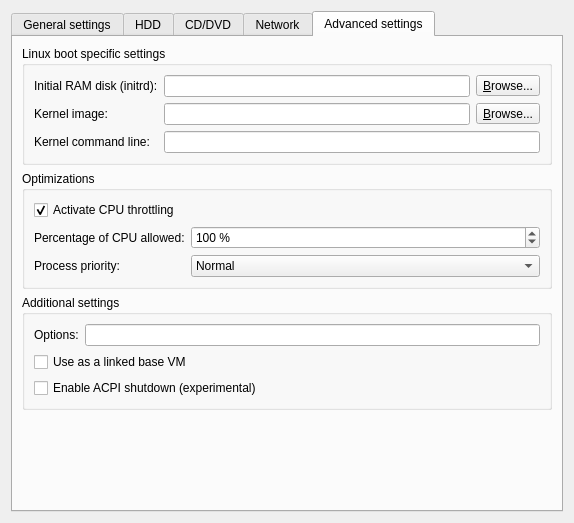
First picture: the form in gns3/modules/qemu/ui/qemu_vm_configuration_page.ui, repository mpplab/MNSS, before the edit.
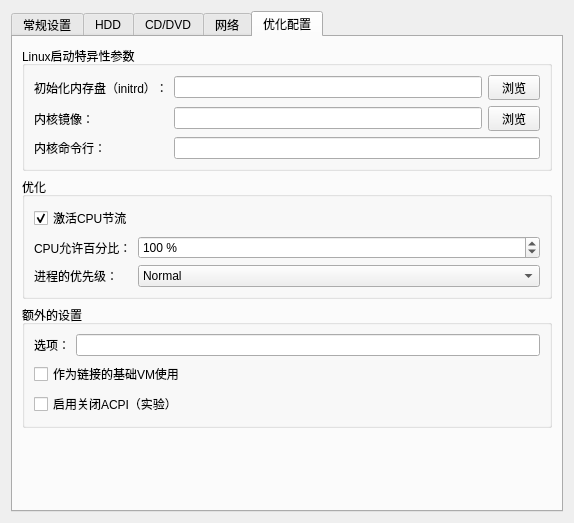
Second picture: the form after the edit. The open tabs and pages were chosen to show the change.

Diff of the .ui file:
```diff
--- a/gns3/modules/qemu/ui/qemu_vm_configuration_page.ui
+++ b/gns3/modules/qemu/ui/qemu_vm_configuration_page.ui
@@ -21,7 +21,7 @@
      </property>
      <widget class="QWidget" name="uiGeneralSettingsTab">
       <attribute name="title">
-       <string>General settings</string>
+       <string>常规设置</string>
       </attribute>
       <layout class="QGridLayout" name="gridLayout_4">
        <item row="4" column="0">
@@ -470,7 +470,7 @@
      </widget>
      <widget class="QWidget" name="uiNetworkTab">
       <attribute name="title">
-       <string>Network</string>
+       <string>网络</string>
       </attribute>
       <layout class="QGridLayout" name="gridLayout_5">
        <item row="6" column="1">
@@ -591,64 +591,64 @@
      </widget>
      <widget class="QWidget" name="uiAdvancedSettingsTab">
       <attribute name="title">
-       <string>Advanced settings</string>
+       <string>优化配置</string>
       </attribute>
       <layout class="QVBoxLayout" name="verticalLayout_2">
        <item>
         <widget class="QGroupBox" name="uiLinuxBootGroupBox">
          <property name="title">
-          <string>Linux boot specific settings</string>
+          <string>Linux启动特异性参数</string>
          </property>
          <layout class="QGridLayout" name="gridLayout_2">
-          <item row="1" column="1">
-           <widget class="QLineEdit" name="uiKernelImageLineEdit"/>
-          </item>
-          <item row="2" column="0">
-           <widget class="QLabel" name="uiKernelCommandLineLabel">
-            <property name="text">
-             <string>Kernel command line:</string>
-            </property>
-           </widget>
-          </item>
-          <item row="0" column="0">
-           <widget class="QLabel" name="uiInitrdLabel">
-            <property name="text">
-             <string>Initial RAM disk (initrd):</string>
-            </property>
-           </widget>
+          <item row="2" column="1" colspan="2">
+           <widget class="QLineEdit" name="uiKernelCommandLineEdit"/>
           </item>
           <item row="1" column="0">
            <widget class="QLabel" name="uiKernelImageLabel">
             <property name="text">
-             <string>Kernel image:</string>
+             <string>内核镜像：</string>
+            </property>
+           </widget>
+          </item>
+          <item row="0" column="0">
+           <widget class="QLabel" name="uiInitrdLabel">
+            <property name="text">
+             <string>初始化内存盘（initrd）：</string>
             </property>
            </widget>
           </item>
           <item row="0" column="1">
            <widget class="QLineEdit" name="uiInitrdLineEdit"/>
           </item>
-          <item row="0" column="2">
-           <widget class="QToolButton" name="uiInitrdToolButton">
-            <property name="text">
-             <string>&amp;Browse...</string>
-            </property>
-            <property name="toolButtonStyle">
-             <enum>Qt::ToolButtonTextOnly</enum>
-            </property>
-           </widget>
-          </item>
           <item row="1" column="2">
            <widget class="QToolButton" name="uiKernelImageToolButton">
             <property name="text">
-             <string>&amp;Browse...</string>
+             <string>  浏览  </string>
             </property>
             <property name="toolButtonStyle">
              <enum>Qt::ToolButtonTextOnly</enum>
             </property>
            </widget>
           </item>
-          <item row="2" column="1" colspan="2">
-           <widget class="QLineEdit" name="uiKernelCommandLineEdit"/>
+          <item row="1" column="1">
+           <widget class="QLineEdit" name="uiKernelImageLineEdit"/>
+          </item>
+          <item row="0" column="2">
+           <widget class="QToolButton" name="uiInitrdToolButton">
+            <property name="text">
+             <string>  浏览  </string>
+            </property>
+            <property name="toolButtonStyle">
+             <enum>Qt::ToolButtonTextOnly</enum>
+            </property>
+           </widget>
+          </item>
+          <item row="2" column="0">
+           <widget class="QLabel" name="uiKernelCommandLineLabel">
+            <property name="text">
+             <string>内核命令行：</string>
+            </property>
+           </widget>
           </item>
          </layout>
         </widget>
@@ -656,13 +656,13 @@
        <item>
         <widget class="QGroupBox" name="uiOptimizationGroupBox">
          <property name="title">
-          <string>Optimizations</string>
+          <string>优化</string>
          </property>
          <layout class="QGridLayout" name="gridLayout">
           <item row="0" column="0" colspan="2">
            <widget class="QCheckBox" name="uiActivateCPUThrottlingCheckBox">
             <property name="text">
-             <string>Activate CPU throttling</string>
+             <string>激活CPU节流</string>
             </property>
             <property name="checked">
              <bool>true</bool>
@@ -672,7 +672,7 @@
           <item row="1" column="0">
            <widget class="QLabel" name="uiCPUThrottlingLabel">
             <property name="text">
-             <string>Percentage of CPU allowed:</string>
+             <string>CPU允许百分比：</string>
             </property>
            </widget>
           </item>
@@ -695,7 +695,7 @@
           <item row="2" column="0">
            <widget class="QLabel" name="uiProcessPriorityLabel">
             <property name="text">
-             <string>Process priority:</string>
+             <string>进程的优先级：</string>
             </property>
            </widget>
           </item>
@@ -748,13 +748,13 @@
        <item>
         <widget class="QGroupBox" name="groupBox">
          <property name="title">
-          <string>Additional settings</string>
+          <string>额外的设置</string>
          </property>
          <layout class="QGridLayout" name="gridLayout_3">
           <item row="0" column="0">
            <widget class="QLabel" name="uiQemuOptionsLabel">
             <property name="text">
-             <string>Options:</string>
+             <string>选项：</string>
             </property>
            </widget>
           </item>
@@ -767,14 +767,14 @@
              <bool>true</bool>
             </property>
             <property name="text">
-             <string>Use as a linked base VM</string>
+             <string>作为链接的基础VM使用</string>
             </property>
            </widget>
           </item>
           <item row="2" column="0" colspan="2">
            <widget class="QCheckBox" name="uiACPIShutdownCheckBox">
             <property name="text">
-             <string>Enable ACPI shutdown (experimental)</string>
+             <string>启用关闭ACPI（实验）</string>
             </property>
            </widget>
           </item>
```
Left out of the diff: 70 changed lines with no effect on the pictures.
